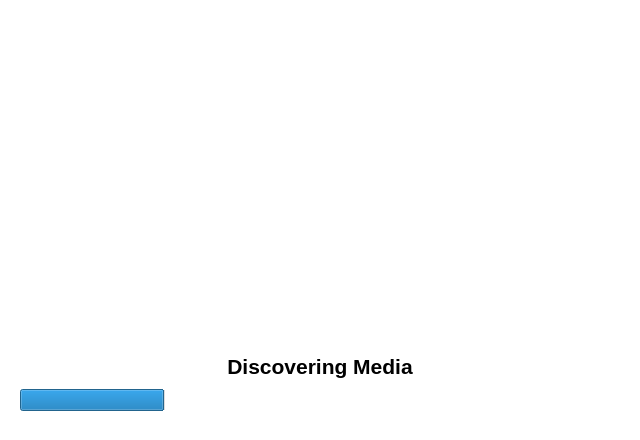
First picture: the form in reindexscreen.ui, repository reesque/Maestro, before the edit.
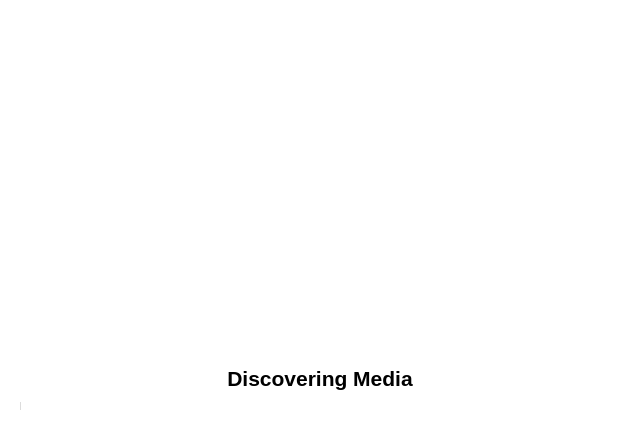
Second picture: the form after the edit. Icons and pictures are not drawn.

Commit message: Separate progress bar style. Apply style to reindex screen

Diff of the .ui file:
```diff
--- a/reindexscreen.ui
+++ b/reindexscreen.ui
@@ -135,6 +135,12 @@
       </item>
       <item>
        <widget class="QProgressBar" name="Progress">
+        <property name="maximumSize">
+         <size>
+          <width>16777215</width>
+          <height>10</height>
+         </size>
+        </property>
         <property name="styleSheet">
          <string notr="true">QProgressBar {
   border: 2px solid grey;
@@ -146,7 +152,7 @@
 }</string>
         </property>
         <property name="value">
-         <number>24</number>
+         <number>0</number>
         </property>
         <property name="textVisible">
          <bool>false</bool>
```
Left out of the diff: 3 changed lines with no effect on the pictures. The commit also changes 7 other files.
